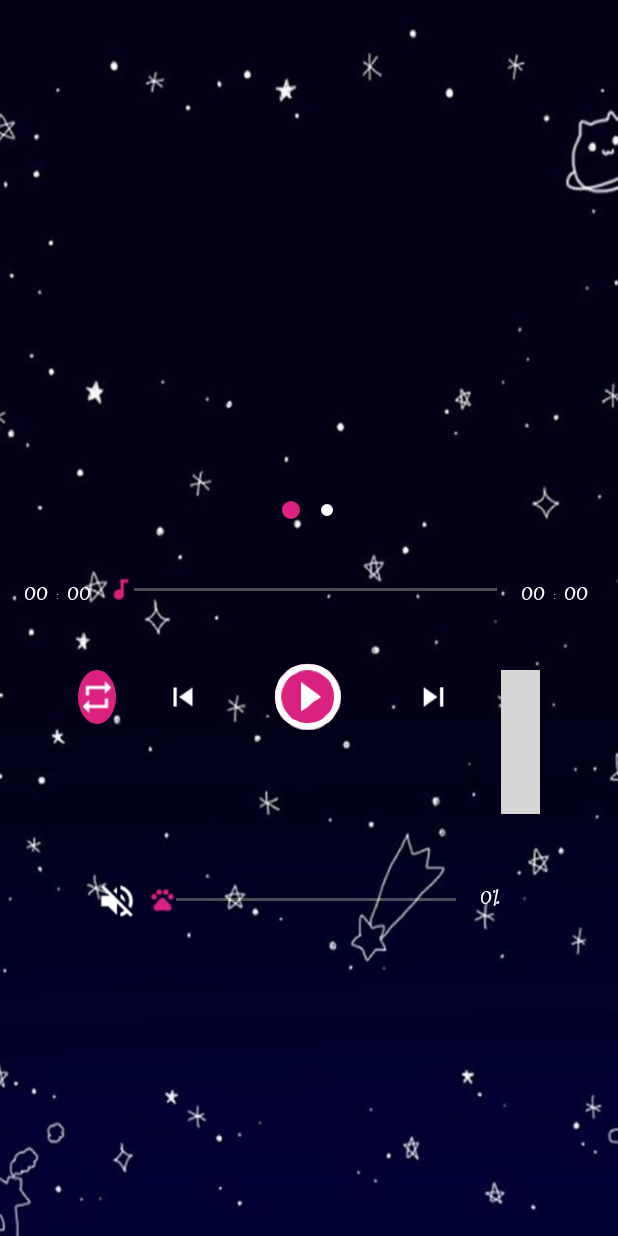
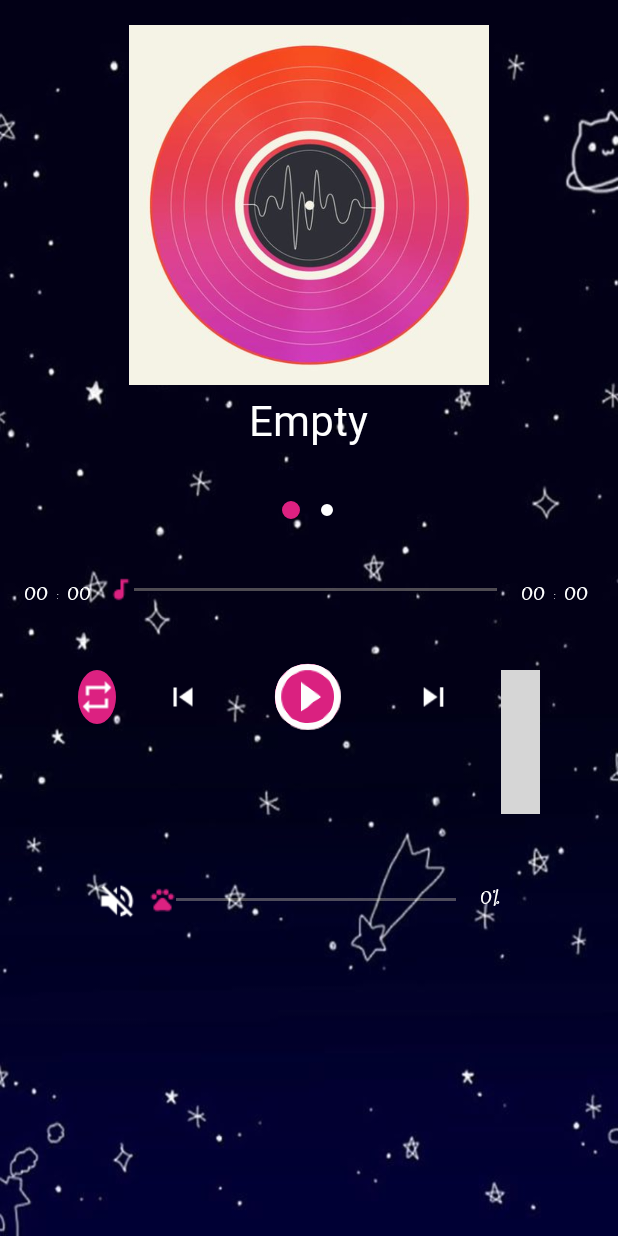
Before and after one commit to aquariusyf/MusicPlayer, an Android app: the screen it shows after launch (MainActivity), on a phone screen of 412 x 824 dp. Run offline under Robolectric (Android 15) with nearby library versions, the phone set to English and light mode, and no system bars; 1 statement that could not run was skipped; grey boxes are pictures that could not be loaded.

Commit message:
1. Add empty view to fragment list view

```diff
--- a/app/src/main/java/com/example/android/musicplayer/MediaListFragment.java
+++ b/app/src/main/java/com/example/android/musicplayer/MediaListFragment.java
@@ -13,6 +13,7 @@ import android.view.LayoutInflater;
 import android.view.View;
 import android.view.ViewGroup;
 import android.widget.AdapterView;
+import android.widget.LinearLayout;
 import android.widget.ListView;
 import android.widget.TextView;
 
@@ -44,6 +45,8 @@ public class MediaListFragment extends Fragment {
     @Override
     public void onViewCreated(@NonNull View view, @Nullable Bundle savedInstanceState) {
         mListView = view.findViewById(R.id.play_list_fragment_layout);
+        LinearLayout emptyLayout = view.findViewById(R.id.empty_view);
+        mListView.setEmptyView(emptyLayout);
         mListView.setAdapter(mPlayItemAdapter);
         mListView.setOnItemClickListener(getListener());
         super.onViewCreated(view, savedInstanceState);
--- a/app/src/main/res/layout/activity_main.xml
+++ b/app/src/main/res/layout/activity_main.xml
@@ -18,6 +18,7 @@
             android:id="@+id/vp_tab_dots"
             android:layout_width="match_parent"
             android:layout_height="wrap_content"
+            android:layout_below="@id/vp_fragment_list_container"
             app:tabBackground="@drawable/tab_selector"
             app:tabGravity="center"
             app:tabIndicatorHeight="0dp"/>
--- a/app/src/main/res/layout/media_list_fragment.xml
+++ b/app/src/main/res/layout/media_list_fragment.xml
@@ -1,4 +1,10 @@
 <?xml version="1.0" encoding="utf-8"?>
+
+<RelativeLayout
+    xmlns:android="http://schemas.android.com/apk/res/android"
+    xmlns:tools="http://schemas.android.com/tools"
+    android:layout_width="match_parent"
+    android:layout_height="match_parent">
 
 <ListView xmlns:android="http://schemas.android.com/apk/res/android"
     android:layout_width="match_parent"
@@ -6,3 +12,31 @@
     android:id="@+id/play_list_fragment_layout"
     android:orientation="vertical"
     android:layout_margin="4dp" />
+
+    <LinearLayout
+        android:id="@+id/empty_view"
+        android:layout_width="match_parent"
+        android:layout_height="wrap_content"
+        android:layout_margin="8dp"
+        android:orientation="vertical"
+        android:layout_centerInParent="true">
+
+        <ImageView
+            android:src="@drawable/sound_track_image"
+            android:layout_width="240dp"
+            android:layout_height="240dp"
+            android:layout_gravity="center"
+            android:scaleType="centerCrop"/>
+
+        <TextView
+            android:layout_width="wrap_content"
+            android:layout_height="wrap_content"
+            android:layout_marginTop="4dp"
+            android:layout_gravity="center"
+            android:textSize="28sp"
+            android:textColor="#FFFFFF"
+            android:fontFamily="@font/lili"
+            android:text="Empty"/>
+    </LinearLayout>
+
+</RelativeLayout>
```
Also changed, not shown: app/src/main/res/drawable/sound_track_image.jpg (added). Lines whose indentation alone changed are shown as unchanged.
